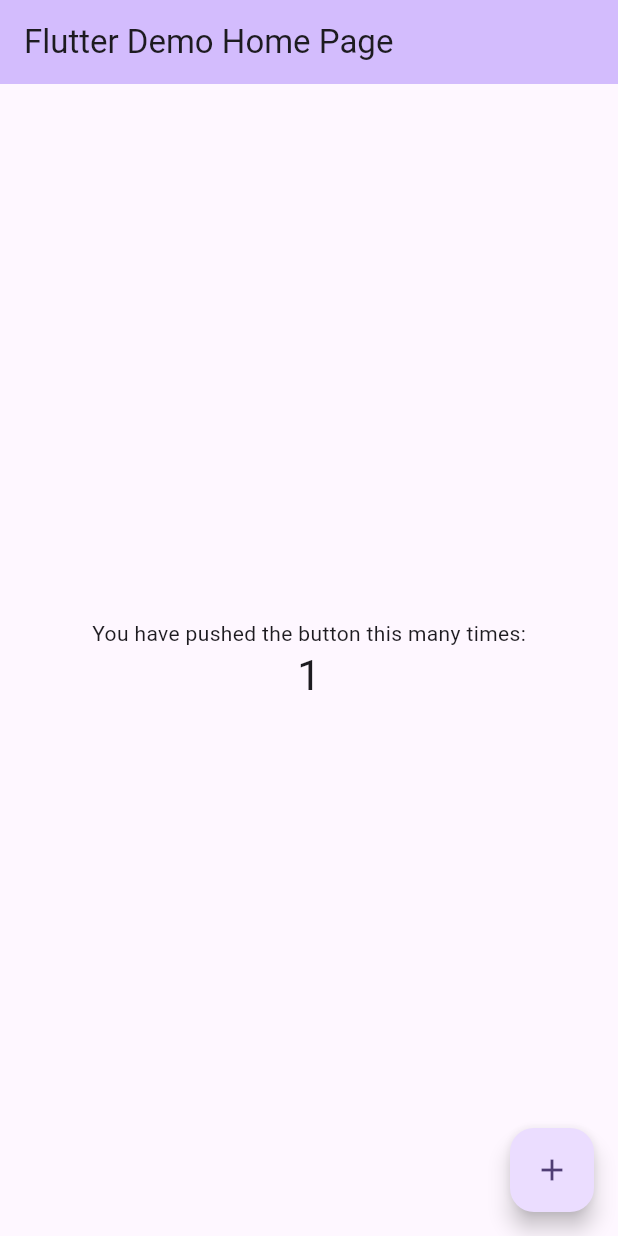
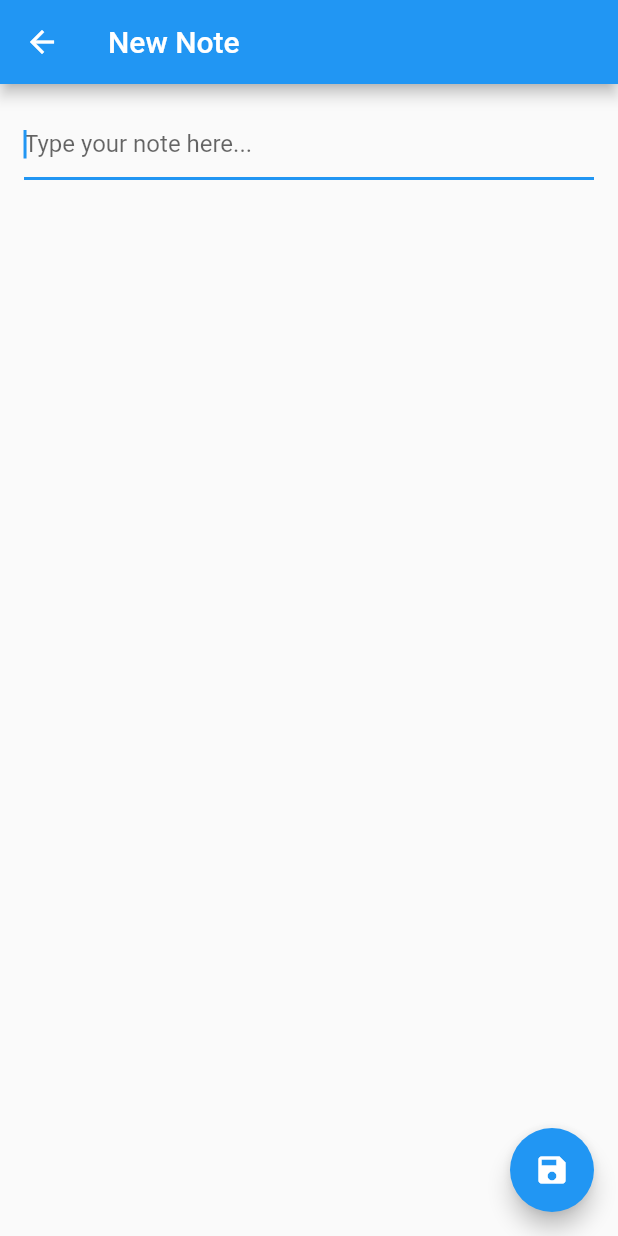
Before and after one commit to matheusAFONSECA/Flutter-UDEMY, a Flutter app: the screen it shows after launch, after a tap on the "add" icon, on a phone screen of 412 x 824 dp. Run offline on Flutter 3.47's test engine with Material 2 defaults, Android fonts, the light colour scheme and no system bars.

Commit message:
App de anotação pronto

```diff
--- a/app_anotacoes/lib/main.dart
+++ b/app_anotacoes/lib/main.dart
@@ -1,125 +1,96 @@
 import 'package:flutter/material.dart';
+import 'dart:ui' show lerpDouble;
 
-void main() {
-  runApp(const MyApp());
-}
+void main() => runApp(MyApp());
 
 class MyApp extends StatelessWidget {
-  const MyApp({super.key});
-
-  // This widget is the root of your application.
   @override
   Widget build(BuildContext context) {
     return MaterialApp(
-      title: 'Flutter Demo',
-      theme: ThemeData(
-        // This is the theme of your application.
-        //
-        // TRY THIS: Try running your application with "flutter run". You'll see
-        // the application has a blue toolbar. Then, without quitting the app,
-        // try changing the seedColor in the colorScheme below to Colors.green
-        // and then invoke "hot reload" (save your changes or press the "hot
-        // reload" button in a Flutter-supported IDE, or press "r" if you used
-        // the command line to start the app).
-        //
-        // Notice that the counter didn't reset back to zero; the application
-        // state is not lost during the reload. To reset the state, use hot
-        // restart instead.
-        //
-        // This works for code too, not just values: Most code changes can be
-        // tested with just a hot reload.
-        colorScheme: ColorScheme.fromSeed(seedColor: Colors.deepPurple),
-        useMaterial3: true,
-      ),
-      home: const MyHomePage(title: 'Flutter Demo Home Page'),
+      title: 'Notes App',
+      home: NotesList(),
     );
   }
 }
 
-class MyHomePage extends StatefulWidget {
-  const MyHomePage({super.key, required this.title});
-
-  // This widget is the home page of your application. It is stateful, meaning
-  // that it has a State object (defined below) that contains fields that affect
-  // how it looks.
-
-  // This class is the configuration for the state. It holds the values (in this
-  // case the title) provided by the parent (in this case the App widget) and
-  // used by the build method of the State. Fields in a Widget subclass are
-  // always marked "final".
-
-  final String title;
-
+class NotesList extends StatefulWidget {
   @override
-  State<MyHomePage> createState() => _MyHomePageState();
+  _NotesListState createState() => _NotesListState();
 }
 
-class _MyHomePageState extends State<MyHomePage> {
-  int _counter = 0;
-
-  void _incrementCounter() {
-    setState(() {
-      // This call to setState tells the Flutter framework that something has
-      // changed in this State, which causes it to rerun the build method below
-      // so that the display can reflect the updated values. If we changed
-      // _counter without calling setState(), then the build method would not be
-      // called again, and so nothing would appear to happen.
-      _counter++;
-    });
-  }
+class _NotesListState extends State<NotesList> {
+  List<String> _notes = [];
 
   @override
   Widget build(BuildContext context) {
-    // This method is rerun every time setState is called, for instance as done
-    // by the _incrementCounter method above.
-    //
-    // The Flutter framework has been optimized to make rerunning build methods
-    // fast, so that you can just rebuild anything that needs updating rather
-    // than having to individually change instances of widgets.
     return Scaffold(
       appBar: AppBar(
-        // TRY THIS: Try changing the color here to a specific color (to
-        // Colors.amber, perhaps?) and trigger a hot reload to see the AppBar
-        // change color while the other colors stay the same.
-        backgroundColor: Theme.of(context).colorScheme.inversePrimary,
-        // Here we take the value from the MyHomePage object that was created by
-        // the App.build method, and use it to set our appbar title.
-        title: Text(widget.title),
+        title: Text('Notes'),
       ),
-      body: Center(
-        // Center is a layout widget. It takes a single child and positions it
-        // in the middle of the parent.
-        child: Column(
-          // Column is also a layout widget. It takes a list of children and
-          // arranges them vertically. By default, it sizes itself to fit its
-          // children horizontally, and tries to be as tall as its parent.
-          //
-          // Column has various properties to control how it sizes itself and
-          // how it positions its children. Here we use mainAxisAlignment to
-          // center the children vertically; the main axis here is the vertical
-          // axis because Columns are vertical (the cross axis would be
-          // horizontal).
-          //
-          // TRY THIS: Invoke "debug painting" (choose the "Toggle Debug Paint"
-          // action in the IDE, or press "p" in the console), to see the
-          // wireframe for each widget.
-          mainAxisAlignment: MainAxisAlignment.center,
-          children: <Widget>[
-            const Text(
-              'You have pushed the button this many times:',
-            ),
-            Text(
-              '$_counter',
-              style: Theme.of(context).textTheme.headlineMedium,
-            ),
-          ],
+      body: ListView.builder(
+        itemCount: _notes.length,
+        itemBuilder: (context, index) {
+          return ListTile(
+            title: Text(_notes[index]),
+          );
+        },
+      ),
+      floatingActionButton: FloatingActionButton(
+        onPressed: () => _addNote(),
+        tooltip: 'Add Note',
+        child: Icon(Icons.add),
+      ),
+    );
+  }
+
+  void _addNote() async {
+    String note = await Navigator.push(
+      context,
+      MaterialPageRoute(builder: (context) => NoteEditor()),
+    );
+
+    if (note != null) {
+      setState(() {
+        _notes.add(note);
+      });
+    }
+  }
+}
+
+class NoteEditor extends StatefulWidget {
+  @override
+  _NoteEditorState createState() => _NoteEditorState();
+}
+
+class _NoteEditorState extends State<NoteEditor> {
+  final _controller = TextEditingController();
+
+  @override
+  Widget build(BuildContext context) {
+    return Scaffold(
+      appBar: AppBar(
+        title: Text('New Note'),
+      ),
+      body: Padding(
+        padding: EdgeInsets.all(16.0),
+        child: TextField(
+          controller: _controller,
+          autofocus: true,
+          decoration: InputDecoration(
+            hintText: 'Type your note here...',
+          ),
         ),
       ),
       floatingActionButton: FloatingActionButton(
-        onPressed: _incrementCounter,
-        tooltip: 'Increment',
-        child: const Icon(Icons.add),
-      ), // This trailing comma makes auto-formatting nicer for build methods.
+        onPressed: () => _saveNote(),
+        tooltip: 'Save Note',
+        child: Icon(Icons.save),
+      ),
     );
   }
+
+  void _saveNote() {
+    String note = _controller.text;
+    Navigator.pop(context, note);
+  }
 }
```
Also changed, not shown: 1 other file.
